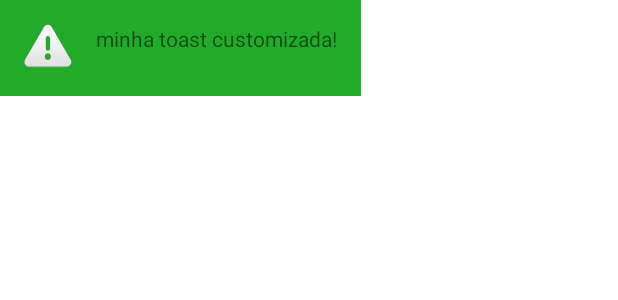
After one commit to LucasBorges-91/ElementosCursoKotlin, an Android app: the layout toast_layout.xml on its own in the app's theme, with its tools: preview values and no code run, on a phone screen of 412 x 824 dp. The commit adds this screen. Shown: the top 300 px of the screen. Run offline under Robolectric (Android 15) with nearby library versions, the phone set to English and light mode, and no system bars.

Commit message:
criando uma toast personalizada

```diff
--- a/app/src/main/java/br/com/borges/lucas/elementsapplication/MainActivity.kt
+++ b/app/src/main/java/br/com/borges/lucas/elementsapplication/MainActivity.kt
@@ -1,8 +1,10 @@
 package br.com.borges.lucas.elementsapplication
 
+import android.os.Bundle
+import android.view.Gravity
+import android.view.LayoutInflater
+import android.widget.Toast
 import androidx.appcompat.app.AppCompatActivity
-import android.os.Bundle
-import android.widget.Toast
 import br.com.borges.lucas.elementsapplication.databinding.ActivityMainBinding
 
 class MainActivity : AppCompatActivity() {
@@ -16,6 +18,17 @@ class MainActivity : AppCompatActivity() {
 
     binding.buttonToast.setOnClickListener{
       val toast = Toast.makeText( this, "Toast", Toast.LENGTH_LONG )
+
+      //pegando o texto de dentro do toast
+//      val text = toast.view?.findViewById<TextView>( R.id.message )
+//      text?.setTextColor( Color.RED )
+
+      //setando um layout personalizado para a toast
+      val layout = LayoutInflater.from(this).inflate( R.layout.toast_layout, null )
+      toast.view = layout
+
+      //setando o gravity do toast
+      toast.setGravity( Gravity.TOP, 0, 0 )
       toast.show()
     }
   }
--- /dev/null
+++ b/app/src/main/res/layout/toast_layout.xml
@@ -0,0 +1,22 @@
+<?xml version="1.0" encoding="utf-8"?>
+<LinearLayout xmlns:android="http://schemas.android.com/apk/res/android"
+    android:layout_width="wrap_content"
+    android:layout_height="wrap_content"
+    android:orientation="horizontal"
+    android:background="#21ab29"
+    android:padding="16dp">
+
+    <ImageView
+        android:id="@+id/image_toast"
+        android:layout_width="wrap_content"
+        android:layout_height="wrap_content"
+        android:src="@android:drawable/ic_dialog_alert"/>
+
+    <TextView
+        android:id="@+id/text_toast"
+        android:layout_width="wrap_content"
+        android:layout_height="wrap_content"
+        android:text="minha toast customizada!"
+        android:layout_marginLeft="16dp"/>
+
+</LinearLayout>
```
